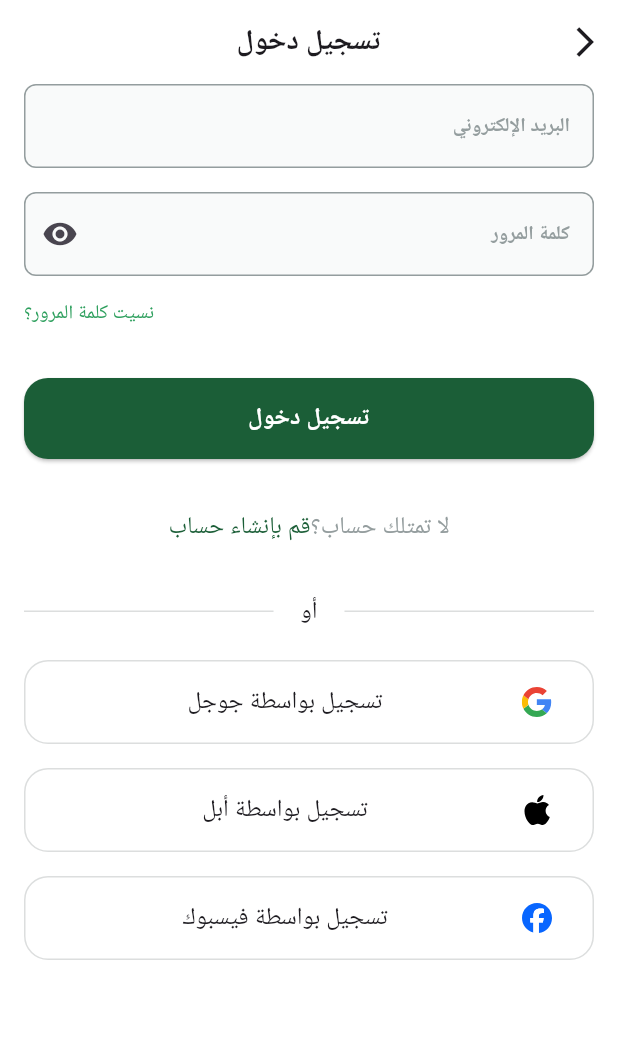
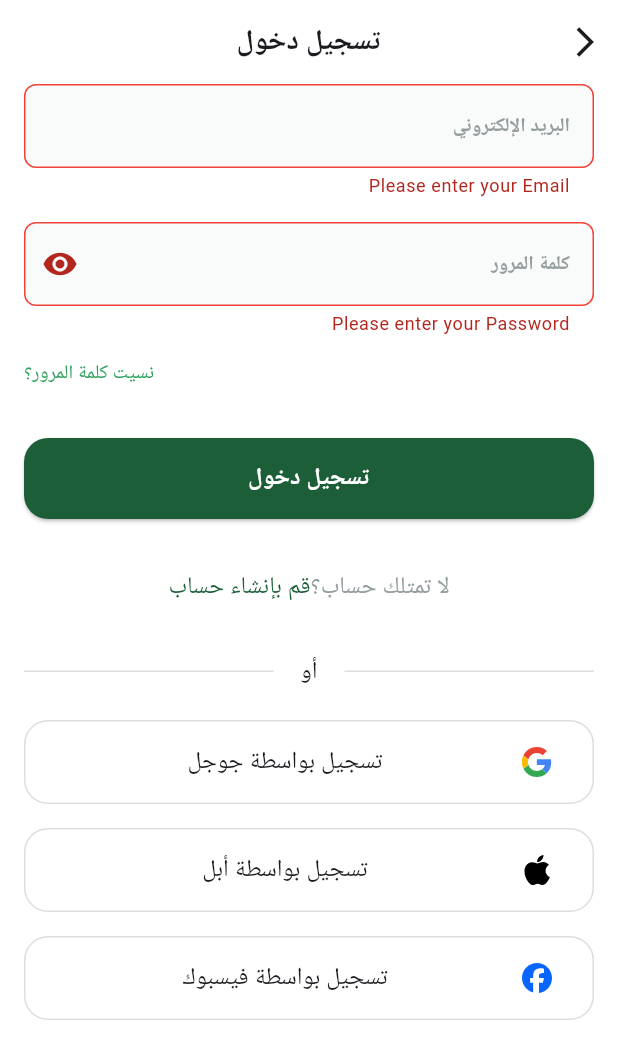
Before and after one commit to Mahmoudshady20/Fruits-Hub, a Flutter app: the screen it shows after launch, after a tap on "تخط", after a tap on "تسجيل دخول", on a phone screen of 412 x 824 dp. Shown: the top 1059 px of the screen. Run offline on Flutter 3.47's test engine with Material 3 defaults, Android fonts, the phone set to English and light mode, and no system bars; drawn by our look-alikes of modal_progress_hud_nsn; our stand-ins replace dartz, dots_indicator, firebase_auth, firebase_core, flutter_bloc, flutter_svg and 3 more; accounts and stored records are empty; Roboto replaces fonts that are missing (Cairo).

Commit message:
1- finish Signin with Email and Password

```diff
--- a/lib/core/services/fire_base_auth_services.dart
+++ b/lib/core/services/fire_base_auth_services.dart
@@ -44,6 +44,11 @@ class FireBaseAuthServices {
         email: emailAddress,
         password: password,
       );
+      if (credential.user == null) {
+        log('Auth Services user is null');
+        throw CustomException(
+            message: 'An error occurred. Please try again later.');
+      }
       return credential.user!;
     } on FirebaseAuthException catch (e) {
       if (e.code == 'user-not-found') {
--- /dev/null
+++ b/lib/feature/auth_feature/presentation/manager/signin_cubit/signin_cubit.dart
@@ -0,0 +1,19 @@
+import 'package:commerce/core/errors/failure.dart';
+import 'package:commerce/feature/auth_feature/data/repo/auth_repo_impl.dart';
+import 'package:commerce/feature/auth_feature/domain/entity/user_entity.dart';
+import 'package:commerce/feature/auth_feature/presentation/manager/signin_cubit/signin_state.dart';
+import 'package:dartz/dartz.dart';
+import 'package:flutter_bloc/flutter_bloc.dart';
+
+class SigninCubit extends Cubit<SignInState> {
+  AuthRepoImpl authRepoImpl;
+  SigninCubit(this.authRepoImpl) : super(SignInInitial());
+
+  Future<void> loginWithEmailAndPassword(String email, String password) async {
+    emit(SignInLoading());
+    Either<Failure, UserEntity> user =
+        await authRepoImpl.loginWithEmailAndPassword(email, password);
+    user.fold((failure) => emit(SignInFailure(message: failure.message)),
+        (user) => emit(SignInSuccess(userEntity: user)));
+  }
+}
--- a/lib/feature/auth_feature/presentation/views/login_view.dart
+++ b/lib/feature/auth_feature/presentation/views/login_view.dart
@@ -1,17 +1,24 @@
+import 'package:commerce/core/services/services_locator/locator_setup.dart';
+import 'package:commerce/feature/auth_feature/data/repo/auth_repo_impl.dart';
+import 'package:commerce/feature/auth_feature/presentation/manager/signin_cubit/signin_cubit.dart';
+import 'package:commerce/feature/auth_feature/presentation/widget/login_view_body_consumer.dart';
 import 'package:commerce/shared/widget/custom_app_bar.dart';
 import 'package:flutter/material.dart';
-
-import '../widget/login_view_body.dart';
+import 'package:flutter_bloc/flutter_bloc.dart';
 
 class LoginView extends StatelessWidget {
   const LoginView({super.key});
+
   static const String routeName = 'loginView';
 
   @override
   Widget build(BuildContext context) {
-    return Scaffold(
-      appBar: CustomAppBar(title: 'تسجيل دخول'),
-      body: LoginViewBody(),
+    return BlocProvider(
+      create: (context) => SigninCubit(getIt.get<AuthRepoImpl>()),
+      child: Scaffold(
+        appBar: CustomAppBar(title: 'تسجيل دخول'),
+        body: LoginViewBodyConsumer(),
+      ),
     );
   }
 }
--- a/lib/feature/auth_feature/presentation/widget/login_view_body.dart
+++ b/lib/feature/auth_feature/presentation/widget/login_view_body.dart
@@ -1,3 +1,5 @@
+import 'package:commerce/core/helper_function/validations_regex.dart';
+import 'package:commerce/feature/auth_feature/presentation/manager/signin_cubit/signin_cubit.dart';
 import 'package:commerce/feature/auth_feature/presentation/views/sign_up_view.dart';
 import 'package:commerce/feature/auth_feature/presentation/widget/custom_divider.dart';
 import 'package:commerce/feature/auth_feature/presentation/widget/forget_password.dart';
@@ -7,6 +9,7 @@ import 'package:commerce/generated/assets_images.dart';
 import 'package:commerce/shared/widget/custom_button.dart';
 import 'package:commerce/shared/widget/custom_form_field.dart';
 import 'package:flutter/material.dart';
+import 'package:flutter_bloc/flutter_bloc.dart';
 
 class LoginViewBody extends StatefulWidget {
   const LoginViewBody({super.key});
@@ -51,6 +54,12 @@ class _LoginViewBodyState extends State<LoginViewBody> {
                 textInputType: TextInputType.emailAddress,
                 controller: emailController,
                 validator: (value) {
+                  if (value == null || value.trim().isEmpty) {
+                    return 'Please enter your Email';
+                  }
+                  if (!ValidationRegex.emailRegex(value)) {
+                    return 'Please enter Valid Email';
+                  }
                   return null;
                 },
                 hint: 'البريد الإلكتروني',
@@ -62,6 +71,12 @@ class _LoginViewBodyState extends State<LoginViewBody> {
                 textInputType: TextInputType.visiblePassword,
                 controller: passwordController,
                 validator: (value) {
+                  if (value == null || value.trim().isEmpty) {
+                    return 'Please enter your Password';
+                  }
+                  if (!ValidationRegex.passwordRegex(value)) {
+                    return 'Please enter Valid Password';
+                  }
                   return null;
                 },
                 hint: 'كلمة المرور',
@@ -86,7 +101,14 @@ class _LoginViewBodyState extends State<LoginViewBody> {
                 height: 33,
               ),
               CustomButton(
-                onPressed: () {},
+                onPressed: () async {
+                  if (formKey.currentState!.validate()) {
+                    await context.read<SigninCubit>().loginWithEmailAndPassword(
+                        emailController.text, passwordController.text);
+                  } else {
+                    return;
+                  }
+                },
                 text: 'تسجيل دخول',
               ),
               SizedBox(
--- /dev/null
+++ b/lib/feature/auth_feature/presentation/widget/login_view_body_consumer.dart
@@ -0,0 +1,31 @@
+import 'package:commerce/feature/auth_feature/presentation/manager/signin_cubit/signin_cubit.dart';
+import 'package:commerce/feature/auth_feature/presentation/manager/signin_cubit/signin_state.dart';
+import 'package:commerce/feature/auth_feature/presentation/widget/login_view_body.dart';
+import 'package:commerce/feature/home_feature/home_view.dart';
+import 'package:commerce/shared/widget/custom_progress_hud.dart';
+import 'package:commerce/shared/widget/error_bar.dart';
+import 'package:flutter/material.dart';
+import 'package:flutter_bloc/flutter_bloc.dart';
+
+class LoginViewBodyConsumer extends StatelessWidget {
+  const LoginViewBodyConsumer({super.key});
+
+  @override
+  Widget build(BuildContext context) {
+    return BlocConsumer<SigninCubit, SignInState>(
+      builder: (context, state) {
+        return CustomProgressHud(
+            isLoading: state is SignInLoading ? true : false,
+            child: LoginViewBody());
+      },
+      listener: (context, state) {
+        if (state is SignInSuccess) {
+          Navigator.pushReplacementNamed(context, HomeView.routeName);
+        }
+        if (state is SignInFailure) {
+          showErrorBar(context, state.message);
+        }
+      },
+    );
+  }
+}
```
